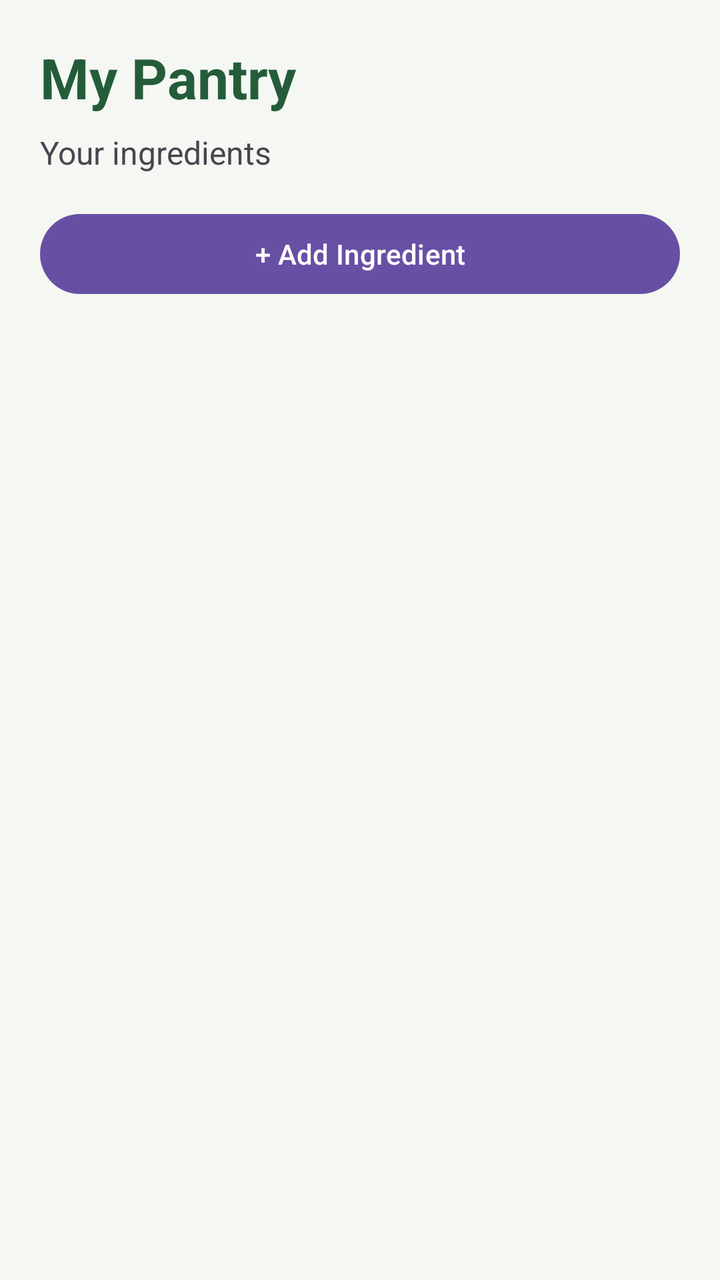
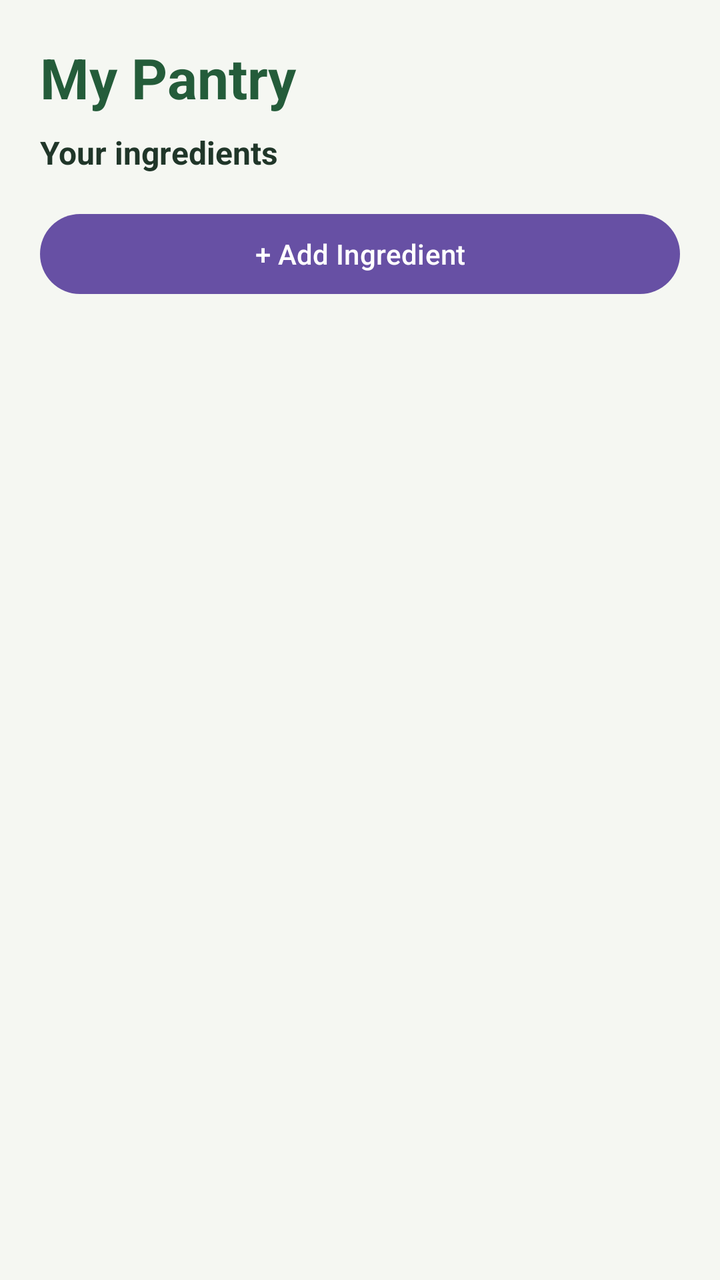

Compare the two renders of this Android layout. The source of the first and the diff that turns it into the second are given below.
<!-- AndroidManifest.xml: application theme Theme.SmartPantry -->
<!-- res/layout/activity_pantry.xml -->
<?xml version="1.0" encoding="utf-8"?>
<LinearLayout xmlns:android="http://schemas.android.com/apk/res/android"
    android:layout_width="match_parent"
    android:layout_height="match_parent"
    android:orientation="vertical"
    android:padding="20dp"
    android:background="#F5F7F2">

    <TextView
        android:layout_width="match_parent"
        android:layout_height="wrap_content"
        android:text="My Pantry"
        android:textSize="28sp"
        android:textStyle="bold"
        android:textColor="#245C3A"
        android:layout_marginBottom="8dp" />

    <TextView
        android:id="@+id/txtPantryCount"
        android:layout_width="match_parent"
        android:layout_height="wrap_content"
        android:text="Your ingredients"
        android:textSize="16sp"
        android:layout_marginBottom="16dp" />

    <Button
        android:id="@+id/btnAddPantryItem"
        android:layout_width="match_parent"
        android:layout_height="wrap_content"
        android:text="+ Add Ingredient" />

    <ListView
        android:id="@+id/listPantry"
        android:layout_width="match_parent"
        android:layout_height="0dp"
        android:layout_weight="1"
        android:dividerHeight="8dp"
        android:paddingTop="12dp" />

</LinearLayout>
<!-- resources referenced by this layout -->
<resources>
  <style name="Theme.SmartPantry" parent="Base.Theme.SmartPantry" />
  <style name="Base.Theme.SmartPantry" parent="Theme.Material3.DayNight.NoActionBar">
          
          
      </style>
</resources>

<!-- the commit's change to res/layout/activity_pantry.xml (unified diff, before → after) -->
@@ -21,7 +21,9 @@
         android:layout_height="wrap_content"
         android:text="Your ingredients"
         android:textSize="16sp"
-        android:layout_marginBottom="16dp" />
+        android:layout_marginBottom="16dp"
+        android:textColor="#203629"
+        android:textStyle="bold"/>
 
     <Button
         android:id="@+id/btnAddPantryItem"
